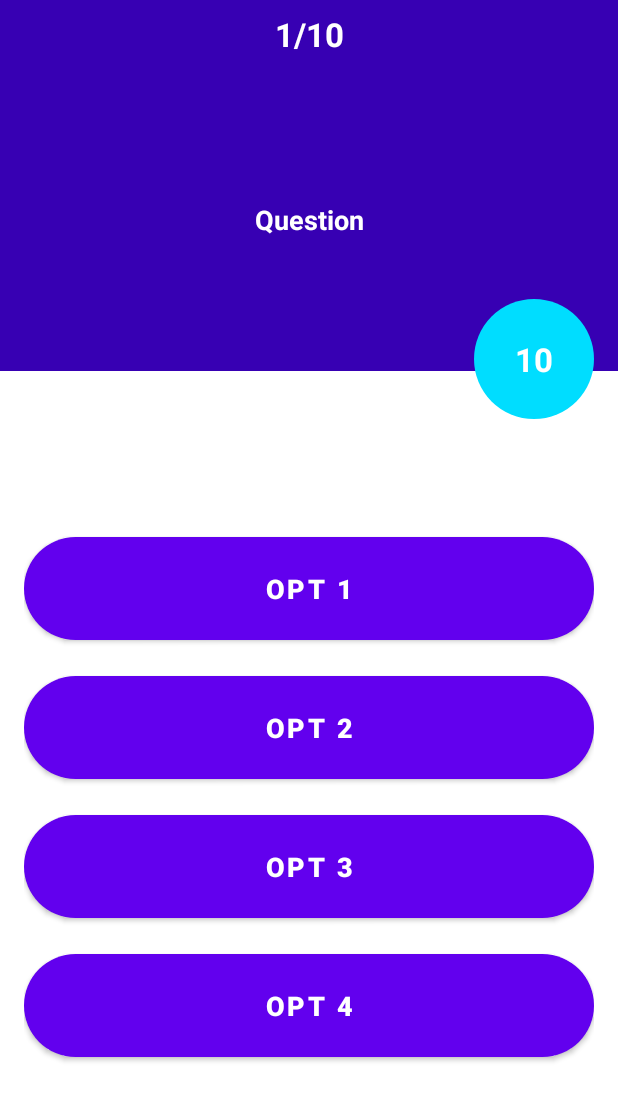
After one commit to nabilChemkhi/QuizEt, an Android app: the QuestionsActivity screen opened directly, with no data from a screen before it, on a phone screen of 412 x 824 dp. The commit adds this screen. Shown: the top 1101 px of the screen. Run offline under Robolectric (Android 15) with nearby library versions, the phone set to English and light mode, and no system bars.

Commit message:
questions view

```diff
--- a/app/src/main/AndroidManifest.xml
+++ b/app/src/main/AndroidManifest.xml
@@ -9,6 +9,9 @@
         android:roundIcon="@mipmap/ic_launcher_round"
         android:supportsRtl="true"
         android:theme="@style/Theme.QuizEt">
+        <activity
+            android:name=".QuestionsActivity"
+            android:exported="true" />
         <activity
             android:name=".SetsActivity"
             android:exported="true" />
--- /dev/null
+++ b/app/src/main/java/com/example/quizet/QuestionsActivity.java
@@ -0,0 +1,14 @@
+package com.example.quizet;
+
+import androidx.appcompat.app.AppCompatActivity;
+
+import android.os.Bundle;
+
+public class QuestionsActivity extends AppCompatActivity {
+
+    @Override
+    protected void onCreate(Bundle savedInstanceState) {
+        super.onCreate(savedInstanceState);
+        setContentView(R.layout.activity_questions);
+    }
+}
--- a/app/src/main/java/com/example/quizet/SetAdapter.java
+++ b/app/src/main/java/com/example/quizet/SetAdapter.java
@@ -37,8 +37,9 @@ public class SetAdapter extends BaseAdapter {
         }
         else {
             view=convertView;
-            ((TextView) view.findViewById(R.id.setNo_tv)).setText(String.valueOf(position+1));
         }
+            ((TextView) view.findViewById(R.id.setNo_tv)).setText(String.valueOf(position + 1));
+
         return view;
     }
 }
--- a/app/src/main/res/layout/activity_category.xml
+++ b/app/src/main/res/layout/activity_category.xml
@@ -10,7 +10,7 @@
         android:id="@+id/toolBarId"
         android:layout_width="match_parent"
         android:layout_height="?actionBarSize"
-        android:background="@color/purple_500">
+        android:background="?attr/colorSecondaryVariant">
 
     </androidx.appcompat.widget.Toolbar>
     <GridView
--- /dev/null
+++ b/app/src/main/res/layout/activity_questions.xml
@@ -0,0 +1,130 @@
+<?xml version="1.0" encoding="utf-8"?>
+<androidx.constraintlayout.widget.ConstraintLayout xmlns:android="http://schemas.android.com/apk/res/android"
+    xmlns:app="http://schemas.android.com/apk/res-auto"
+    xmlns:tools="http://schemas.android.com/tools"
+    android:layout_width="match_parent"
+    android:layout_height="match_parent"
+    tools:context=".QuestionsActivity">
+
+    <LinearLayout
+        android:id="@+id/linearLayout"
+        android:layout_width="0dp"
+        android:layout_height="wrap_content"
+        android:background="?attr/colorPrimaryDark"
+        android:orientation="vertical"
+        app:layout_constraintEnd_toEndOf="parent"
+        app:layout_constraintStart_toStartOf="parent"
+        app:layout_constraintTop_toTopOf="parent">
+
+        <TextView
+            android:id="@+id/quest_nbr"
+            android:layout_width="match_parent"
+            android:layout_height="wrap_content"
+            android:gravity="center"
+            android:padding="8dp"
+            android:text="1/10"
+            android:textColor="@color/ColorAccent"
+            android:textSize="22sp"
+            android:textStyle="bold" />
+
+        <TextView
+            android:id="@+id/question"
+            android:layout_width="match_parent"
+            android:layout_height="170dp"
+            android:layout_margin="16dp"
+            android:gravity="center"
+            android:text="Question"
+            android:textColor="@color/ColorAccent"
+            android:textSize="18dp"
+
+            android:textStyle="bold" />
+    </LinearLayout>
+
+    <LinearLayout
+        android:id="@+id/linearLayout2"
+        android:layout_width="0dp"
+        android:layout_height="0dp"
+        android:layout_marginStart="16dp"
+        android:layout_marginTop="32dp"
+        android:layout_marginEnd="16dp"
+        android:layout_marginBottom="16dp"
+        android:gravity="center"
+        android:orientation="vertical"
+        app:layout_constraintBottom_toBottomOf="parent"
+        app:layout_constraintEnd_toEndOf="parent"
+        app:layout_constraintStart_toStartOf="parent"
+        app:layout_constraintTop_toBottomOf="@+id/linearLayout">
+
+        <Button
+            android:id="@+id/option1"
+            android:layout_width="match_parent"
+            android:layout_height="wrap_content"
+            android:layout_marginBottom="24dp"
+            android:background="@drawable/round_corner"
+            android:backgroundTint="@android:color/holo_blue_bright"
+            android:elevation="3dp"
+            android:padding="16dp"
+            android:text="opt 1"
+            android:textColor="@color/ColorAccent"
+            android:textSize="18sp"
+            android:textStyle="bold" />
+
+        <Button
+            android:id="@+id/option2"
+            android:layout_width="match_parent"
+            android:layout_height="wrap_content"
+            android:layout_marginBottom="24dp"
+            android:background="@drawable/round_corner"
+            android:backgroundTint="@android:color/holo_blue_bright"
+            android:elevation="3dp"
+            android:padding="16dp"
+            android:text="opt 2"
+            android:textColor="@color/ColorAccent"
+            android:textSize="18sp"
+            android:textStyle="bold" />
+
+        <Button
+            android:id="@+id/option3"
+            android:layout_width="match_parent"
+            android:layout_height="wrap_content"
+            android:layout_marginBottom="24dp"
+            android:background="@drawable/round_corner"
+            android:backgroundTint="@android:color/holo_blue_bright"
+            android:elevation="3dp"
+            android:padding="16dp"
+            android:text="opt 3"
+            android:textColor="@color/ColorAccent"
+            android:textSize="18sp"
+            android:textStyle="bold" />
+
+        <Button
+            android:id="@+id/option4"
+            android:layout_width="match_parent"
+            android:layout_height="wrap_content"
+            android:layout_marginBottom="24dp"
+            android:text="opt 4"
+            android:background="@drawable/round_corner"
+            android:backgroundTint="@android:color/holo_blue_bright"
+            android:elevation="3dp"
+            android:padding="16dp"
+            android:textColor="@color/ColorAccent"
+            android:textSize="18sp"
+            android:textStyle="bold"
+           />
+    </LinearLayout>
+
+    <TextView
+        android:id="@+id/countDown"
+        android:layout_width="80dp"
+        android:layout_height="80dp"
+        android:layout_marginEnd="16dp"
+        android:text="10"
+        android:textSize="22sp"
+        android:textStyle="bold"
+        android:textColor="@color/ColorAccent"
+        android:gravity="center"
+        android:background="@drawable/round_corner"
+        android:backgroundTint="@android:color/holo_blue_bright"
+        app:layout_constraintBottom_toTopOf="@+id/linearLayout2"
+        app:layout_constraintEnd_toEndOf="parent" />
+</androidx.constraintlayout.widget.ConstraintLayout>
--- a/app/src/main/res/layout/activity_sets.xml
+++ b/app/src/main/res/layout/activity_sets.xml
@@ -12,7 +12,7 @@
         android:id="@+id/set_toolbar"
         android:layout_width="match_parent"
         android:layout_height="?actionBarSize"
-        android:background="@color/ColorPrimary"/>
+        android:background="?attr/colorSecondaryVariant"/>
 
     <TextView
         android:layout_width="match_parent"
```
